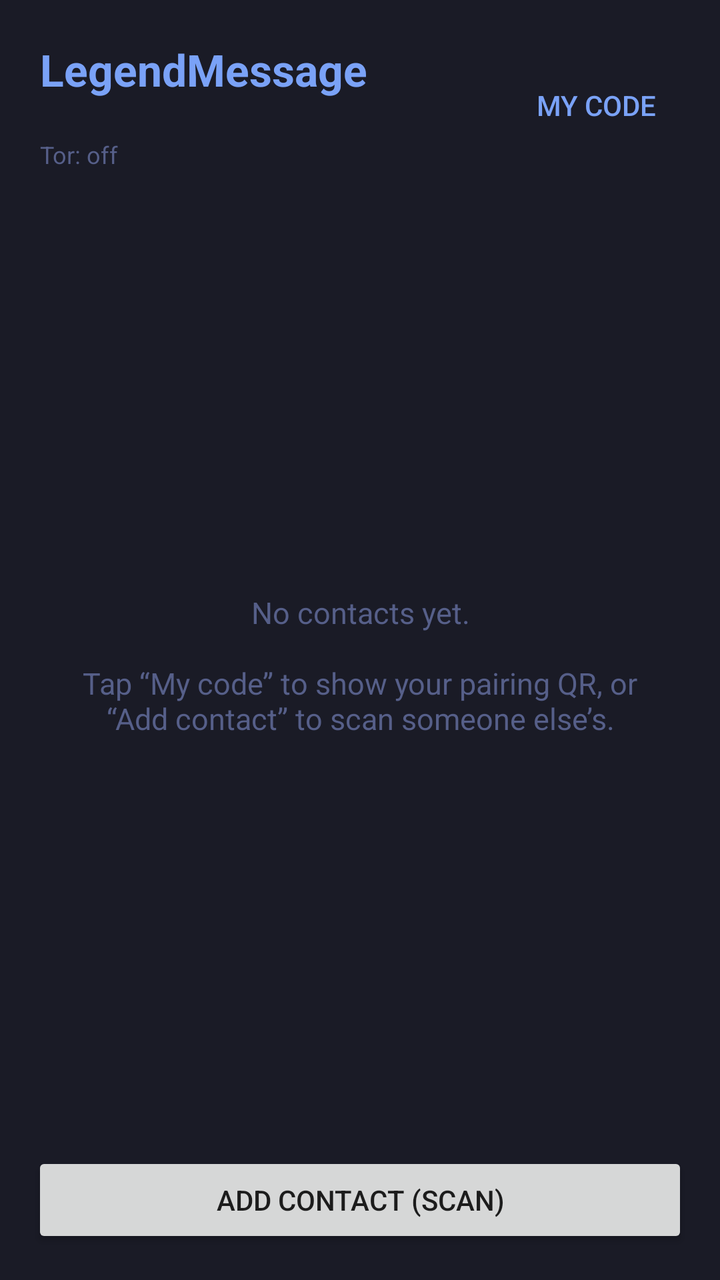
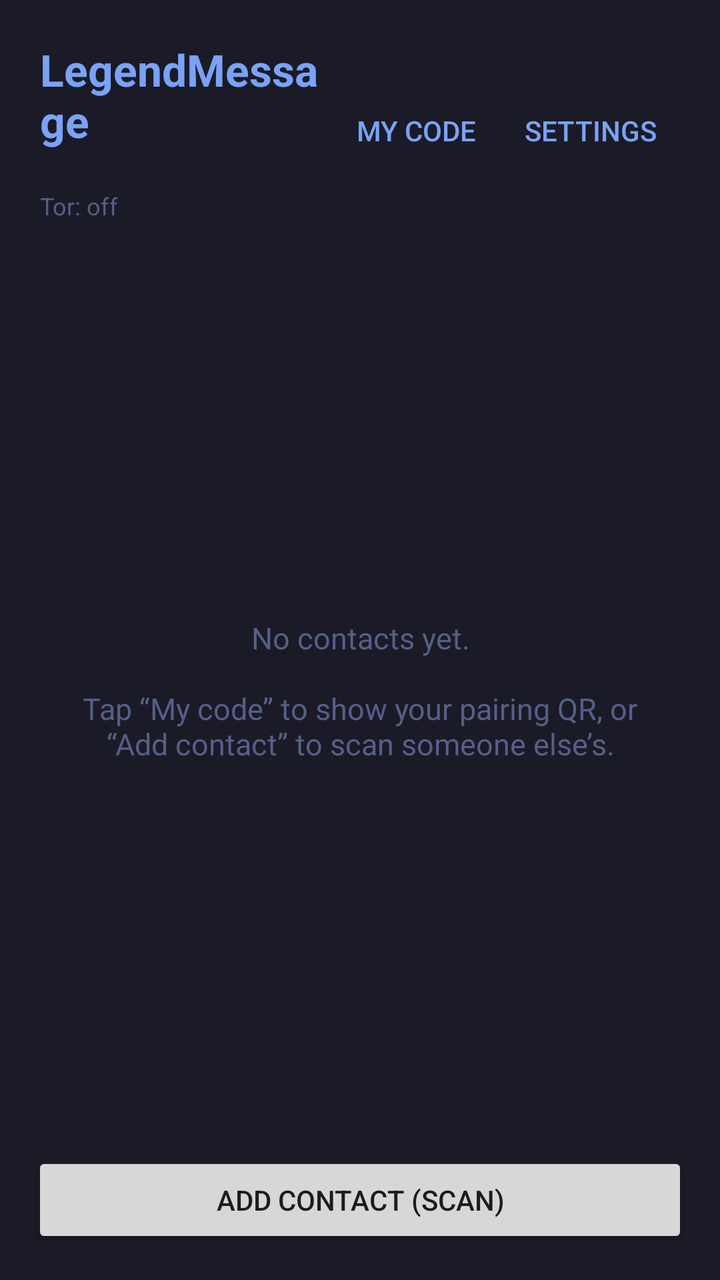

An Android layout rendered at two revisions. The XML below is the earlier revision; the diff shows what the commit changed to produce the second picture.
<!-- AndroidManifest.xml: application theme Theme.LegendMessage -->
<!-- res/layout/activity_home.xml -->
<?xml version="1.0" encoding="utf-8"?>
<LinearLayout
    xmlns:android="http://schemas.android.com/apk/res/android"
    android:layout_width="match_parent"
    android:layout_height="match_parent"
    android:background="@color/tn_bg"
    android:orientation="vertical">

    <LinearLayout
        android:layout_width="match_parent"
        android:layout_height="wrap_content"
        android:gravity="center_vertical"
        android:orientation="horizontal"
        android:padding="20dp">

        <LinearLayout
            android:layout_width="0dp"
            android:layout_height="wrap_content"
            android:layout_weight="1"
            android:orientation="vertical">

            <TextView
                android:layout_width="wrap_content"
                android:layout_height="wrap_content"
                android:text="@string/app_name"
                android:textColor="@color/tn_blue"
                android:textSize="22sp"
                android:textStyle="bold" />

            <TextView
                android:id="@+id/nameText"
                android:layout_width="wrap_content"
                android:layout_height="wrap_content"
                android:textColor="@color/tn_dim"
                android:textSize="13sp" />

            <TextView
                android:id="@+id/torStatus"
                android:layout_width="wrap_content"
                android:layout_height="wrap_content"
                android:layout_marginTop="2dp"
                android:text="@string/tor_status_off"
                android:textColor="@color/tn_dim"
                android:textSize="12sp" />
        </LinearLayout>

        <Button
            android:id="@+id/myCodeButton"
            style="?android:attr/buttonBarButtonStyle"
            android:layout_width="wrap_content"
            android:layout_height="wrap_content"
            android:text="@string/home_my_code" />
    </LinearLayout>

    <FrameLayout
        android:layout_width="match_parent"
        android:layout_height="0dp"
        android:layout_weight="1">

        <androidx.recyclerview.widget.RecyclerView
            android:id="@+id/contactsList"
            android:layout_width="match_parent"
            android:layout_height="match_parent" />

        <TextView
            android:id="@+id/emptyText"
            android:layout_width="wrap_content"
            android:layout_height="wrap_content"
            android:layout_gravity="center"
            android:gravity="center"
            android:paddingHorizontal="32dp"
            android:text="@string/home_empty"
            android:textColor="@color/tn_dim"
            android:textSize="15sp" />
    </FrameLayout>

    <Button
        android:id="@+id/addButton"
        android:layout_width="match_parent"
        android:layout_height="wrap_content"
        android:layout_margin="16dp"
        android:text="@string/home_add_contact" />
</LinearLayout>
<!-- resources referenced by this layout -->
<resources>
  <color name="tn_bg">#1A1B26</color>
  <color name="tn_blue">#7AA2F7</color>
  <color name="tn_dim">#565F89</color>
  <string name="app_name">LegendMessage</string>
  <string name="home_add_contact">Add contact (scan)</string>
  <string name="home_empty">No contacts yet.\n\nTap “My code” to show your pairing QR, or “Add contact” to scan someone else’s.</string>
  <string name="home_my_code">My code</string>
  <string name="tor_status_off">Tor: off</string>
  <style name="Theme.LegendMessage" parent="Theme.AppCompat.DayNight.NoActionBar">
          <item name="colorPrimary">@color/tn_blue</item>
          <item name="colorPrimaryDark">@color/tn_bg</item>
          <item name="colorAccent">@color/tn_blue</item>
          <item name="android:windowBackground">@color/tn_bg</item>
          <item name="android:statusBarColor">@color/tn_bg</item>
      </style>
</resources>

<!-- the commit's change to res/layout/activity_home.xml (unified diff, before → after) -->
@@ -50,6 +50,13 @@
             android:layout_width="wrap_content"
             android:layout_height="wrap_content"
             android:text="@string/home_my_code" />
+
+        <Button
+            android:id="@+id/settingsButton"
+            style="?android:attr/buttonBarButtonStyle"
+            android:layout_width="wrap_content"
+            android:layout_height="wrap_content"
+            android:text="@string/home_settings" />
     </LinearLayout>
 
     <FrameLayout
<!-- resource entries referenced after the edit -->
@@ -7,6 +7,7 @@
   <string name="home_add_contact">Add contact (scan)</string>
   <string name="home_empty">No contacts yet.\n\nTap “My code” to show your pairing QR, or “Add contact” to scan someone else’s.</string>
   <string name="home_my_code">My code</string>
+  <string name="home_settings">Settings</string>
   <string name="tor_status_off">Tor: off</string>
   <style name="Theme.LegendMessage" parent="Theme.AppCompat.DayNight.NoActionBar">
           <item name="colorPrimary">@color/tn_blue</item>
